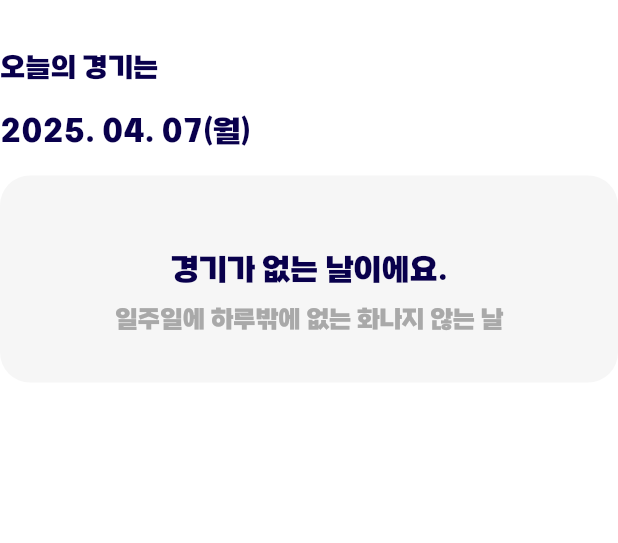
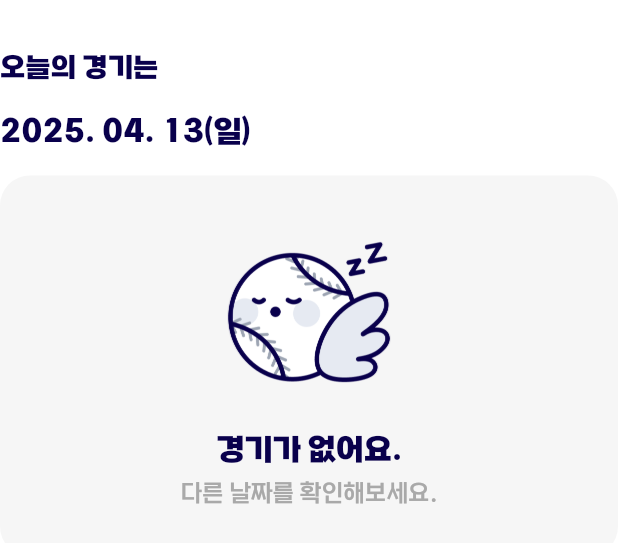
Before and after one commit to GlassyBus/seungyo-app, a Flutter app: the MatchEmptySection widget shown alone on an empty page, opened directly, on a phone screen of 412 x 824 dp. Shown: the top 543 px of the screen. Run offline on Flutter 3.47's test engine with Material 3 defaults, Android fonts, the phone set to English and light mode, and no system bars; our stand-ins replace fluttertoast, shared_preferences; accounts and stored records are empty; generated files the repository leaves out were written again.

Commit message:
feat: 에셋 이미지 적용

```diff
--- a/lib/view/main/widgets/match_cancel_section.dart
+++ b/lib/view/main/widgets/match_cancel_section.dart
@@ -40,7 +40,7 @@ class MatchCancelSection extends StatelessWidget {
             child: Column(
               mainAxisAlignment: MainAxisAlignment.center,
               children: [
-                // 실제 적용시: Image.asset('assets/images/cancel_baseball.png', height: 120),
+                Image.asset('assets/images/umbrella-120px.png', height: 120),
                 const SizedBox(height: 16),
                 Text(
                   '우천으로 취소되었어요.',
--- a/lib/view/main/widgets/match_empty_section.dart
+++ b/lib/view/main/widgets/match_empty_section.dart
@@ -22,7 +22,7 @@ class MatchEmptySection extends StatelessWidget {
           ),
           const SizedBox(height: 16),
           Text(
-            '2025. 04. 07(월)',
+            '2025. 04. 13(일)',
             style: textTheme.titleMedium?.copyWith(
               fontWeight: FontWeight.bold,
               color: AppColors.navy,
@@ -40,10 +40,10 @@ class MatchEmptySection extends StatelessWidget {
             child: Column(
               mainAxisAlignment: MainAxisAlignment.center,
               children: [
-                // 실제 적용시: Image.asset('assets/images/empty_baseball.png', height: 120),
+                Image.asset('assets/images/break-time-120px.png', height: 120),
                 const SizedBox(height: 16),
                 Text(
-                  '경기가 없는 날이에요.',
+                  '경기가 없어요.',
                   style: textTheme.titleMedium?.copyWith(
                     color: AppColors.navy,
                     fontWeight: FontWeight.bold,
@@ -51,10 +51,10 @@ class MatchEmptySection extends StatelessWidget {
                   ),
                   textAlign: TextAlign.center,
                 ),
-                const SizedBox(height: 8),
+                const SizedBox(height: 4),
                 Text(
-                  '일주일에 하루밖에 없는 화나지 않는 날',
-                  style: textTheme.bodyLarge?.copyWith(
+                  '다른 날짜를 확인해보세요.',
+                  style: textTheme.bodyMedium?.copyWith(
                     color: AppColors.gray60,
                     fontSize: 16,
                   ),
--- a/lib/view/main/widgets/news_empty_section.dart
+++ b/lib/view/main/widgets/news_empty_section.dart
@@ -31,7 +31,7 @@ class NewsEmptySection extends StatelessWidget {
             child: Column(
               mainAxisAlignment: MainAxisAlignment.center,
               children: [
-                // 실제 적용시: Image.asset('assets/images/empty_news.png', height: 100),
+                Image.asset('assets/images/silent-120px.png', height: 120),
                 const SizedBox(height: 16),
                 Text(
                   '소식이 없어요.',
```
